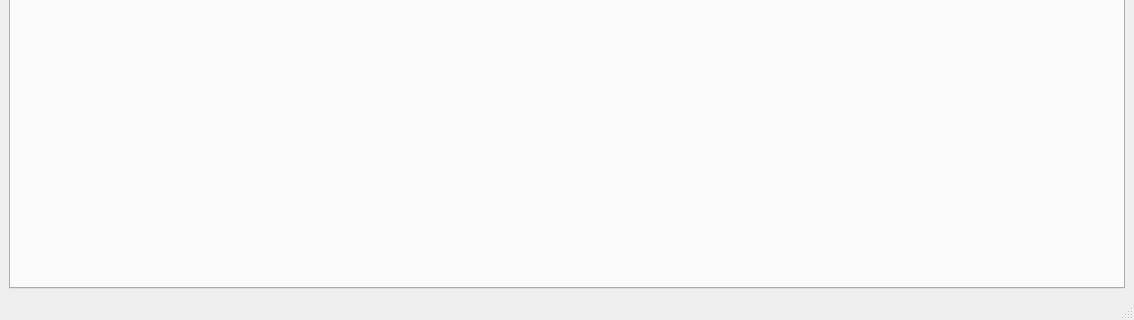
First picture: the form in control-system.ui, repository AlbertHdz4/qplayer, before the edit; both pictures show x 0 to 1134 and y 592 to 912 of the 1134 by 912 pixel window.
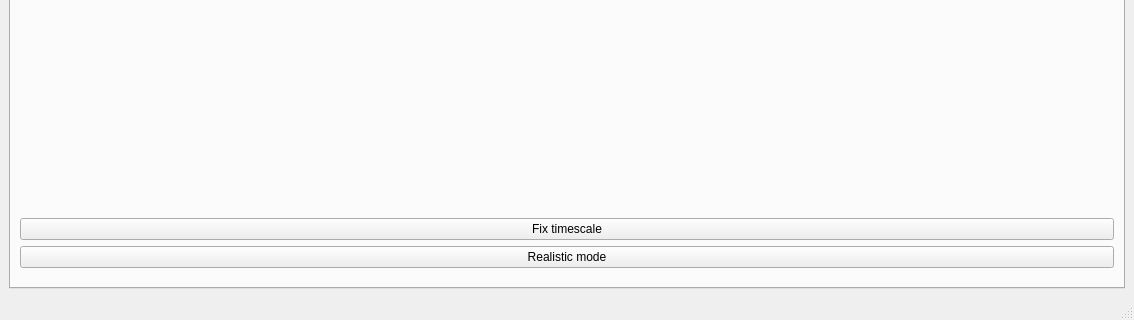
Second picture: the form after the edit. The open tabs and pages were chosen to show the change. Icons and pictures are not drawn.

```diff
--- a/control-system.ui
+++ b/control-system.ui
@@ -589,6 +589,11 @@
            <layout class="QVBoxLayout" name="inspector_container"/>
           </item>
           <item>
+           <layout class="QVBoxLayout" name="verticalLayout_8">
+            <property name="bottomMargin">
+             <number>10</number>
+            </property>
+            <item>
            <layout class="QVBoxLayout" name="verticalLayout_6">
             <property name="sizeConstraint">
              <enum>QLayout::SetDefaultConstraint</enum>
@@ -629,6 +634,31 @@
                </size>
               </property>
              </spacer>
+              </item>
+             </layout>
+            </item>
+            <item>
+             <widget class="QPushButton" name="fix_timescale">
+              <property name="text">
+               <string>Fix timescale</string>
+              </property>
+              <property name="checkable">
+               <bool>true</bool>
+              </property>
+              <property name="checked">
+               <bool>false</bool>
+              </property>
+             </widget>
+            </item>
+            <item>
+             <widget class="QPushButton" name="realistic_mode">
+              <property name="text">
+               <string>Realistic mode</string>
+              </property>
+              <property name="checkable">
+               <bool>true</bool>
+              </property>
+             </widget>
             </item>
            </layout>
           </item>
```
Lines whose indentation alone changed are shown as unchanged.
